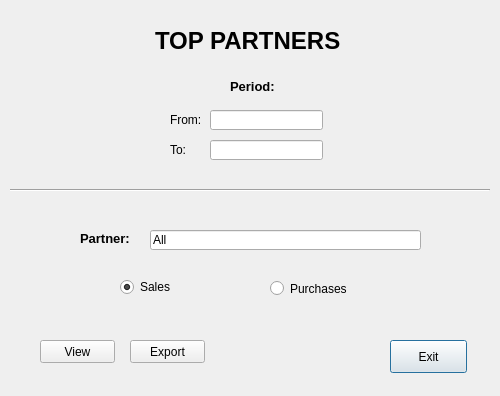
andrei219/euromedia, file uis/top_partners_form.ui: the form before one commit.
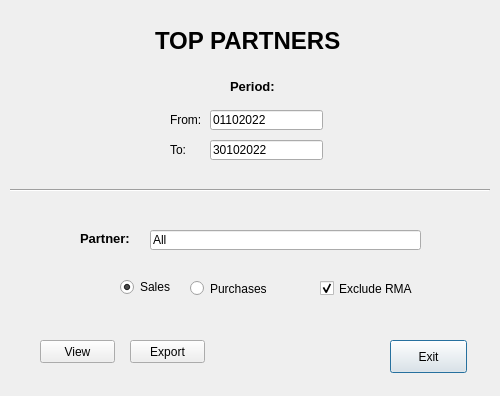
The form after the commit.

Commit message: Build top partners report

The edit to the form file:
```diff
--- a/uis/top_partners_form.ui
+++ b/uis/top_partners_form.ui
@@ -55,6 +55,9 @@
      <height>20</height>
     </rect>
    </property>
+   <property name="text">
+    <string>01102022</string>
+   </property>
   </widget>
   <widget class="QLineEdit" name="to">
    <property name="geometry">
@@ -65,6 +68,9 @@
      <height>20</height>
     </rect>
    </property>
+   <property name="text">
+    <string>30102022</string>
+   </property>
   </widget>
   <widget class="QLabel" name="label_2">
    <property name="geometry">
@@ -203,7 +209,7 @@
   <widget class="QRadioButton" name="purchases">
    <property name="geometry">
     <rect>
-     <x>270</x>
+     <x>190</x>
      <y>280</y>
      <width>82</width>
      <height>17</height>
@@ -213,6 +219,22 @@
     <string>Purchases</string>
    </property>
   </widget>
+  <widget class="QCheckBox" name="exclude_rma">
+   <property name="geometry">
+    <rect>
+     <x>320</x>
+     <y>280</y>
+     <width>111</width>
+     <height>17</height>
+    </rect>
+   </property>
+   <property name="text">
+    <string>Exclude RMA</string>
+   </property>
+   <property name="checked">
+    <bool>true</bool>
+   </property>
+  </widget>
  </widget>
  <resources/>
  <connections>
```
The commit also changes 7 other files.
